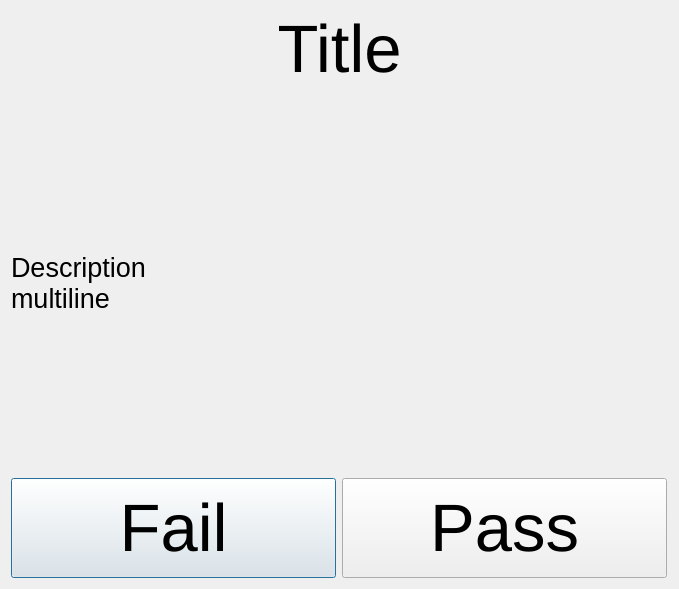
The window that assets/ui/show_dialog.ui (joaonc/show_dialog) describes before a commit, drawn with Qt 5.
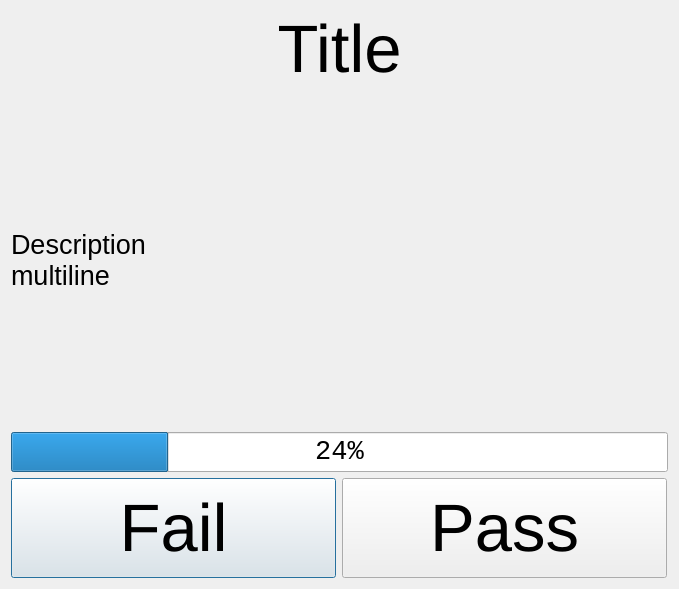
The same window after the commit. Icons and pictures are not drawn.

Commit message: timeout ui progress bar

Diff of the .ui file:
```diff
--- a/assets/ui/show_dialog.ui
+++ b/assets/ui/show_dialog.ui
@@ -57,6 +57,36 @@
        </property>
       </widget>
      </item>
+     <item>
+      <widget class="QProgressBar" name="timeout_progress_bar">
+       <property name="sizeIncrement">
+        <size>
+         <width>0</width>
+         <height>0</height>
+        </size>
+       </property>
+       <property name="baseSize">
+        <size>
+         <width>0</width>
+         <height>0</height>
+        </size>
+       </property>
+       <property name="font">
+        <font>
+         <family>Consolas</family>
+         <pointsize>20</pointsize>
+         <bold>false</bold>
+         <kerning>true</kerning>
+        </font>
+       </property>
+       <property name="value">
+        <number>24</number>
+       </property>
+       <property name="textVisible">
+        <bool>true</bool>
+       </property>
+      </widget>
+     </item>
      <item>
       <layout class="QHBoxLayout" name="buttons_h_layout">
        <item>
```
The commit also changes 1 other file.
